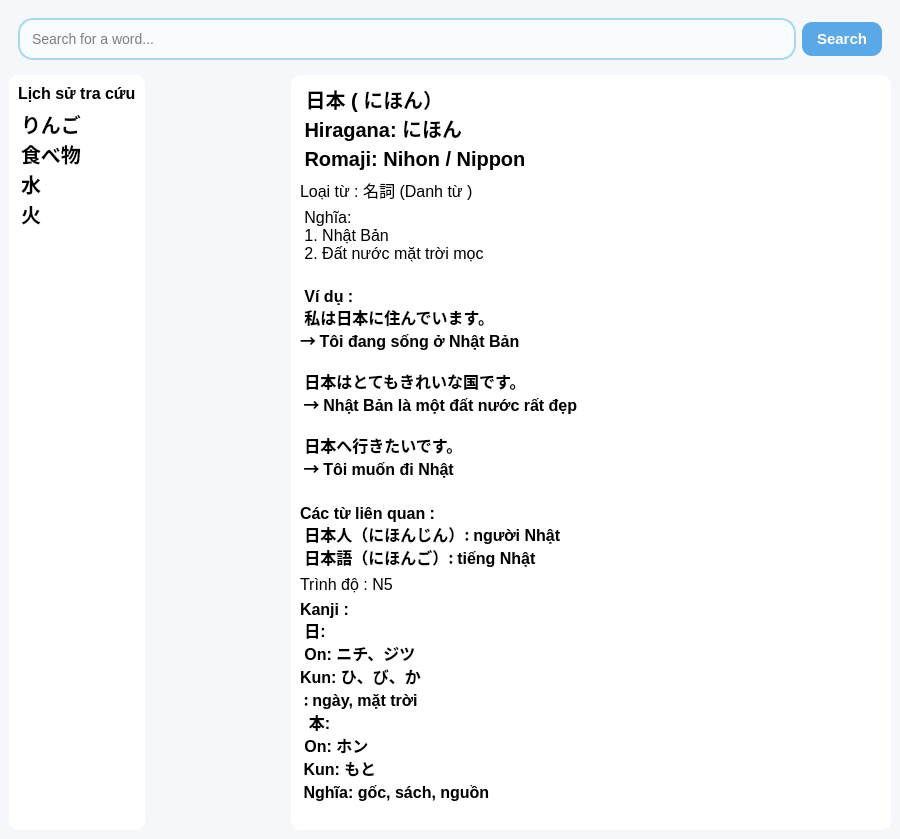
Before: the Qt Designer form ui/Search.ui in haidangngo436-max/app-tieng-nhat, drawn with Qt 5.
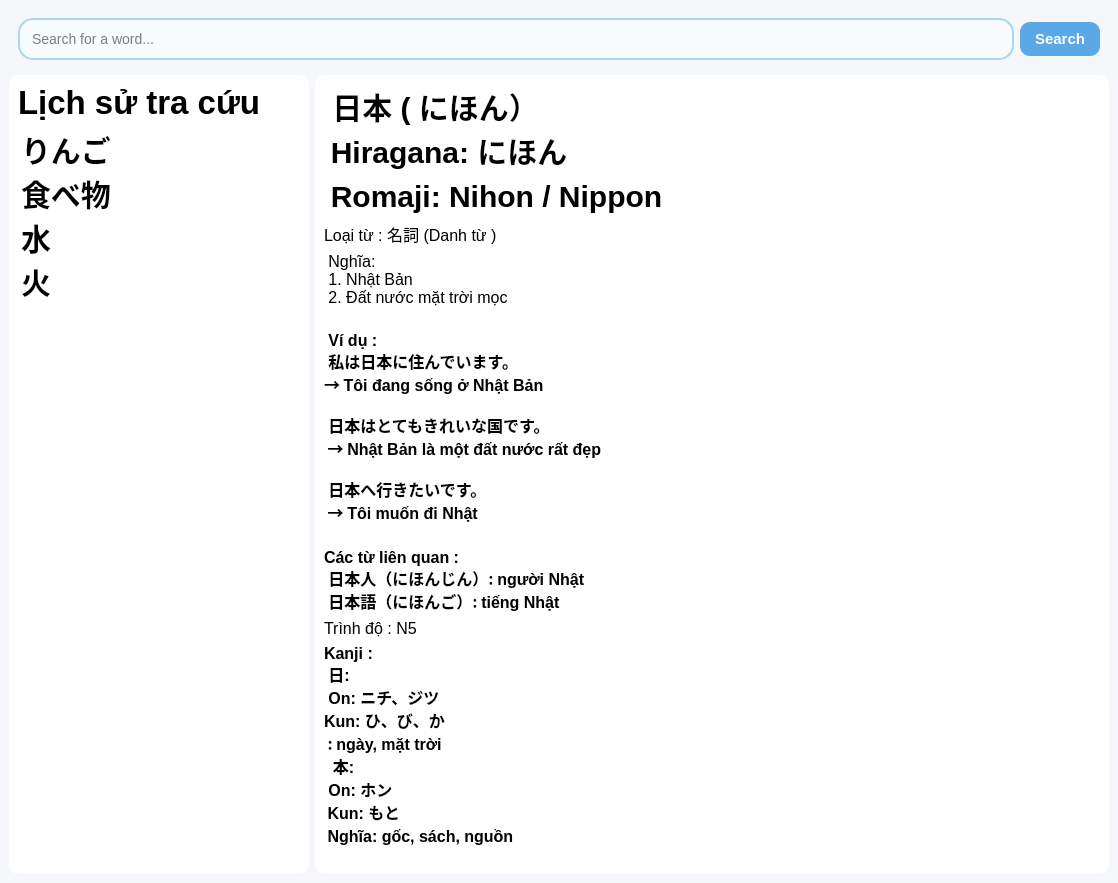
After: the same form once the commit is applied.

Patch:
```diff
--- a/ui/Search.ui
+++ b/ui/Search.ui
@@ -6,8 +6,8 @@
    <rect>
     <x>0</x>
     <y>0</y>
-    <width>900</width>
-    <height>810</height>
+    <width>1118</width>
+    <height>834</height>
    </rect>
   </property>
   <property name="windowTitle">
@@ -125,6 +125,12 @@
      <layout class="QHBoxLayout">
       <item>
        <widget class="QFrame" name="leftPanel">
+        <property name="maximumSize">
+         <size>
+          <width>300</width>
+          <height>16777215</height>
+         </size>
+        </property>
         <layout class="QVBoxLayout">
          <item>
           <widget class="QLabel" name="label">
@@ -139,7 +145,7 @@
            <property name="styleSheet">
             <string notr="true">QLabel {
     font-family: &quot;Segoe UI&quot;;
-    font-size: 16px;
+    font-size: 33px;
 }
 </string>
            </property>
@@ -161,7 +167,7 @@
            <property name="styleSheet">
             <string notr="true">QListWidget {
     font-family: &quot;Yu Gothic UI&quot;;
-    font-size: 20px;
+    font-size: 30px;
    font-weight: semibold;
 }</string>
            </property>
@@ -190,22 +196,6 @@
         </layout>
        </widget>
       </item>
-      <item>
-       <spacer name="horizontalSpacer">
-        <property name="orientation">
-         <enum>Qt::Horizontal</enum>
-        </property>
-        <property name="sizeType">
-         <enum>QSizePolicy::Maximum</enum>
-        </property>
-        <property name="sizeHint" stdset="0">
-         <size>
-          <width>600</width>
-          <height>20</height>
-         </size>
-        </property>
-       </spacer>
-      </item>
       <item>
        <widget class="QFrame" name="rightPanel">
         <property name="minimumSize">
@@ -233,7 +223,7 @@
 
 QLabel#wordTitle {
     font-family: &quot;Yu Gothic UI&quot;;
-    font-size: 20px;
+    font-size: 30px;
     font-weight: bold;
 }
 </string>
```
